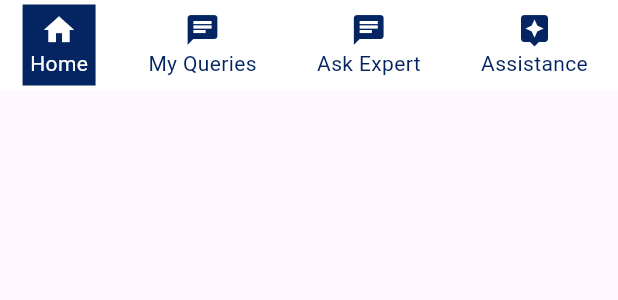
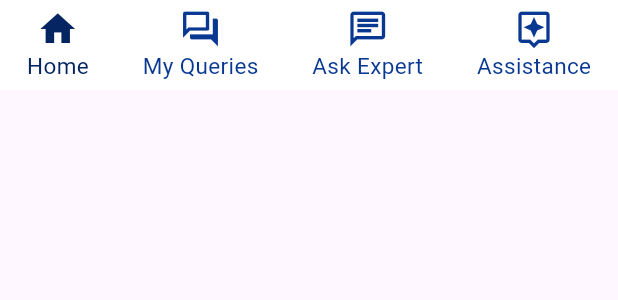
Before and after one commit to aayushi16dex/LegalRights-Frontend, a Flutter app: the UserFooterScreen widget shown alone on an empty page, opened directly with empty values, on a phone screen of 412 x 824 dp. Shown: the top 300 px of the screen. Run offline on Flutter 3.47's test engine with Material 3 defaults, Android fonts, the phone set to English and light mode, and no system bars; our stand-ins replace file_picker, multi_select_flutter, shared_preferences; missing offline and left inert: universal_html; accounts and stored records are empty; network calls fail.

Commit message:
Change in header and footer UI

```diff
--- a/lib/presentation/footer/child_footer_screen.dart
+++ b/lib/presentation/footer/child_footer_screen.dart
@@ -13,23 +13,37 @@ class UserFooterScreen extends StatefulWidget {
 class _UserFooterScreenState extends State<UserFooterScreen> {
   @override
   Widget build(BuildContext context) {
-    return Container(
+  return Stack(
+    children: [
+      Positioned(
+        top: 0,
+        left: 0,
+        right: 0,
+        child: Container(
+          height: 3.0, // Height of the horizontal bar
+          color: Colors.grey, // Color of the horizontal bar
+        ),
+      ),
+      Container(
         height: 60.0,
         color: Colors.white,
         child: Row(
           mainAxisAlignment: MainAxisAlignment.spaceAround,
           children: [
-          _buildNavItem(Icons.home, 'Home', 0),
-          _buildNavItem(Icons.chat, 'My Queries', 1),
-          _buildNavItem(Icons.chat, 'Ask Expert', 2),
-          _buildNavItem(Icons.assistant, 'Assistance', 3),
+            _buildNavItem(Icons.home, Icons.home_outlined, 'Home', 0),
+            _buildNavItem(Icons.question_answer, Icons.question_answer_outlined, 'My Queries', 1),
+            _buildNavItem(Icons.chat, Icons.chat_outlined, 'Ask Expert', 2),
+            _buildNavItem(Icons.assistant, Icons.assistant_outlined, 'Assistance', 3),
           ],
         ),
+      ),
+    ],
   );
 }
 
+
   /// Navigation tabs building and highlighting when clicked
-  Widget _buildNavItem(IconData icon, String label, int index) {
+  Widget _buildNavItem(IconData selectedIcon, IconData icon, String label, int index) {
     return GestureDetector(
       onTap: () {
         setState(() {
@@ -39,30 +53,19 @@ class _UserFooterScreenState extends State<UserFooterScreen> {
       },
       child: Container(
         padding: const EdgeInsets.all(5.0),
-        decoration: BoxDecoration(
-          color: widget.currentTab == index
-              ? const Color.fromARGB(255, 4, 37, 97)
-              : Colors.transparent, // Highlight the selected tab
-          //borderRadius: BorderRadius.circular(10.0),
-        ),
         child: Column(
           mainAxisSize: MainAxisSize.min,
           children: [
             Icon(
-              icon,
-              size: 24,
-              color: widget.currentTab == index
-                  ? Colors.white
-                  : const Color.fromARGB(
-                      255, 4, 37, 97), // Highlight the icon color
+              widget.currentTab == index ? selectedIcon : icon,
+              size: 28,
+              color: widget.currentTab == index ? const Color.fromARGB(255, 4, 37, 97) : Color.fromARGB(255, 8, 56, 146),// Highlight the icon color
             ),
             Text(
               label,
               style: TextStyle(
-                color: widget.currentTab == index
-                    ? Colors.white
-                    : const Color.fromARGB(
-                        255, 4, 37, 97), // Highlight the label color
+                color: widget.currentTab == index ? const Color.fromARGB(255, 4, 37, 97) : const Color.fromARGB(255, 8, 56, 146), // Highlight the label color
+                fontSize: 15.0
               ),
             ),
           ],
```
Also changed, not shown: lib/presentation/header/header_screen.dart (+27 -17 lines). Lines whose indentation alone changed are shown as unchanged.
